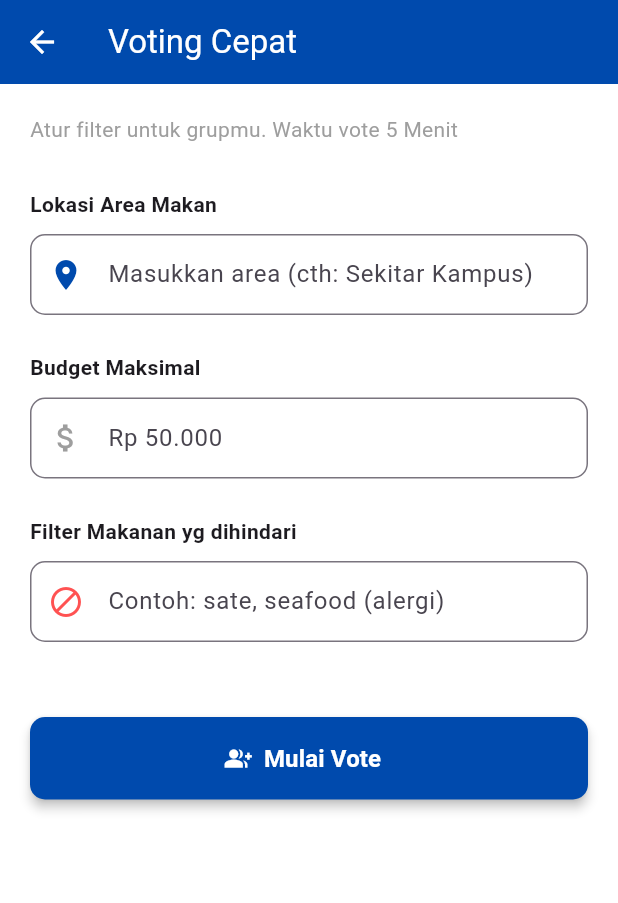
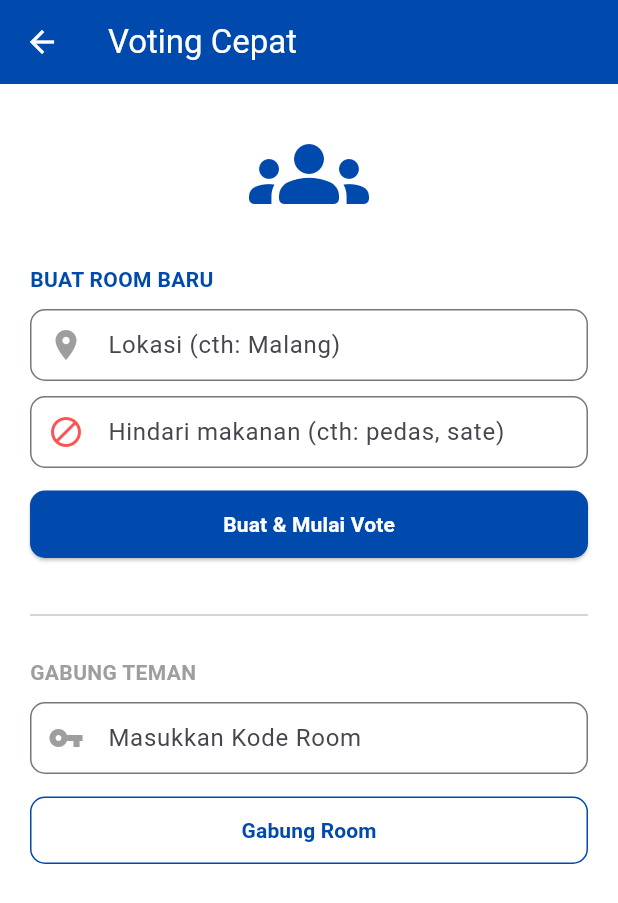
Before and after one commit to izzulhaq/RekaysaInteraksi, a Flutter app: the VotingFoodView screen opened by its route, on a phone screen of 412 x 824 dp. Shown: the top 903 px of the screen. Run offline on Flutter 3.47's test engine with Material 3 defaults, Android fonts, the phone set to English and light mode, and no system bars; our stand-ins replace cloud_firestore, firebase_auth, firebase_core, get; accounts and stored records are empty; Roboto replaces fonts that are missing (Poppins).

Commit message:
rebuild fitur Voting

```diff
--- a/lib/app/modules/votingFood/views/components/setup_view.dart
+++ b/lib/app/modules/votingFood/views/components/setup_view.dart
@@ -13,75 +13,85 @@ class SetupView extends GetView<VotingFoodController> {
         child: Column(
           crossAxisAlignment: CrossAxisAlignment.start,
           children: [
-            const Text(
-              "Atur filter untuk grupmu. Waktu vote 5 Menit",
-              style: TextStyle(color: Colors.grey)
+            const Center(
+              child: Icon(Icons.groups_rounded, size: 80, color: Color(0xFF004AAD)),
             ),
+            const SizedBox(height: 20),
+
+            // --- BAGIAN 1: HOST (BUAT ROOM) ---
+            const Text("BUAT ROOM BARU", style: TextStyle(fontWeight: FontWeight.bold, color: Color(0xFF004AAD))),
+            const SizedBox(height: 10),
+
+            // Input Lokasi
+            TextField(
+              controller: controller.addressC,
+              decoration: InputDecoration(
+                hintText: "Lokasi (cth: Malang)",
+                prefixIcon: const Icon(Icons.location_on, color: Colors.grey),
+                border: OutlineInputBorder(borderRadius: BorderRadius.circular(10)),
+                contentPadding: const EdgeInsets.symmetric(horizontal: 15),
+              ),
+            ),
+            const SizedBox(height: 10),
+
+            // Input Veto
+            TextField(
+              controller: controller.vetoC,
+              decoration: InputDecoration(
+                hintText: "Hindari makanan (cth: pedas, sate)",
+                prefixIcon: const Icon(Icons.block, color: Colors.redAccent),
+                border: OutlineInputBorder(borderRadius: BorderRadius.circular(10)),
+                contentPadding: const EdgeInsets.symmetric(horizontal: 15),
+              ),
+            ),
+            const SizedBox(height: 15),
+
+            SizedBox(
+              width: double.infinity,
+              height: 45,
+              child: ElevatedButton(
+                onPressed: () => controller.createRoom(),
+                style: ElevatedButton.styleFrom(
+                  backgroundColor: const Color(0xFF004AAD),
+                  shape: RoundedRectangleBorder(borderRadius: BorderRadius.circular(10)),
+                ),
+                child: Obx(() => controller.isLoading.value
+                  ? const SizedBox(height: 20, width: 20, child: CircularProgressIndicator(color: Colors.white, strokeWidth: 2))
+                  : const Text("Buat & Mulai Vote", style: TextStyle(color: Colors.white, fontWeight: FontWeight.bold))
+                ),
+              ),
+            ),
+
             const SizedBox(height: 30),
+            const Divider(),
+            const SizedBox(height: 20),
 
-            // --- BAGIAN LOKASI (MANUAL INPUT) ---
-            const Text("Lokasi Area Makan", style: TextStyle(fontWeight: FontWeight.bold)),
+            // --- BAGIAN 2: GUEST (JOIN ROOM) ---
+            const Text("GABUNG TEMAN", style: TextStyle(fontWeight: FontWeight.bold, color: Colors.grey)),
             const SizedBox(height: 10),
 
             TextField(
-              controller: controller.addressC, // Menggunakan controller text
+              controller: controller.joinCodeC,
+              keyboardType: TextInputType.number,
               decoration: InputDecoration(
-                hintText: "Masukkan area (cth: Sekitar Kampus)",
-                prefixIcon: const Icon(Icons.location_on, color: Color(0xFF004AAD)),
+                hintText: "Masukkan Kode Room",
+                prefixIcon: const Icon(Icons.vpn_key, color: Colors.grey),
                 border: OutlineInputBorder(borderRadius: BorderRadius.circular(10)),
-                contentPadding: const EdgeInsets.symmetric(horizontal: 15, vertical: 15),
+                contentPadding: const EdgeInsets.symmetric(horizontal: 15),
               ),
             ),
+            const SizedBox(height: 15),
 
-            const SizedBox(height: 25),
-
-            // --- BAGIAN BUDGET ---
-            const Text("Budget Maksimal", style: TextStyle(fontWeight: FontWeight.bold)),
-            const SizedBox(height: 10),
-            TextField(
-              controller: controller.budgetC,
-              keyboardType: TextInputType.number,
-              decoration: InputDecoration(
-                hintText: "Rp 50.000",
-                prefixIcon: const Icon(Icons.attach_money, color: Colors.grey),
-                border: OutlineInputBorder(borderRadius: BorderRadius.circular(10)),
-                contentPadding: const EdgeInsets.symmetric(horizontal: 15, vertical: 15),
-              ),
-            ),
-
-            const SizedBox(height: 25),
-
-            // --- BAGIAN VETO ---
-            const Text("Filter Makanan yg dihindari", style: TextStyle(fontWeight: FontWeight.bold)),
-            const SizedBox(height: 10),
-            TextField(
-              controller: controller.vetoC,
-              decoration: InputDecoration(
-                hintText: "Contoh: sate, seafood (alergi)",
-                prefixIcon: const Icon(Icons.block, color: Colors.redAccent),
-                border: OutlineInputBorder(borderRadius: BorderRadius.circular(10)),
-                contentPadding: const EdgeInsets.symmetric(horizontal: 15, vertical: 15),
-              ),
-            ),
-
-            const SizedBox(height: 50),
-
-            // TOMBOL MULAI
             SizedBox(
               width: double.infinity,
-              height: 55,
-              child: ElevatedButton.icon(
-                onPressed: controller.startVotingSession,
-                style: ElevatedButton.styleFrom(
-                  backgroundColor: const Color(0xFF004AAD),
+              height: 45,
+              child: OutlinedButton(
+                onPressed: () => controller.joinRoom(),
+                style: OutlinedButton.styleFrom(
+                  side: const BorderSide(color: Color(0xFF004AAD)),
                   shape: RoundedRectangleBorder(borderRadius: BorderRadius.circular(10)),
-                  elevation: 3,
                 ),
-                icon: const Icon(Icons.group_add, color: Colors.white),
-                label: const Text(
-                  "Mulai Vote",
-                  style: TextStyle(color: Colors.white, fontSize: 16, fontWeight: FontWeight.bold)
-                ),
+                child: const Text("Gabung Room", style: TextStyle(color: Color(0xFF004AAD), fontWeight: FontWeight.bold)),
               ),
             ),
             const SizedBox(height: 20),
```
Also changed, not shown: lib/app/modules/votingFood/controllers/voting_food_controllers.dart (+235 -160 lines), lib/app/modules/votingFood/views/components/result_view.dart (+13 -19 lines), lib/app/modules/votingFood/views/components/voting_list_view.dart (+27 -27 lines), lib/app/modules/votingFood/views/components/waiting_view.dart (+50 -34 lines).
